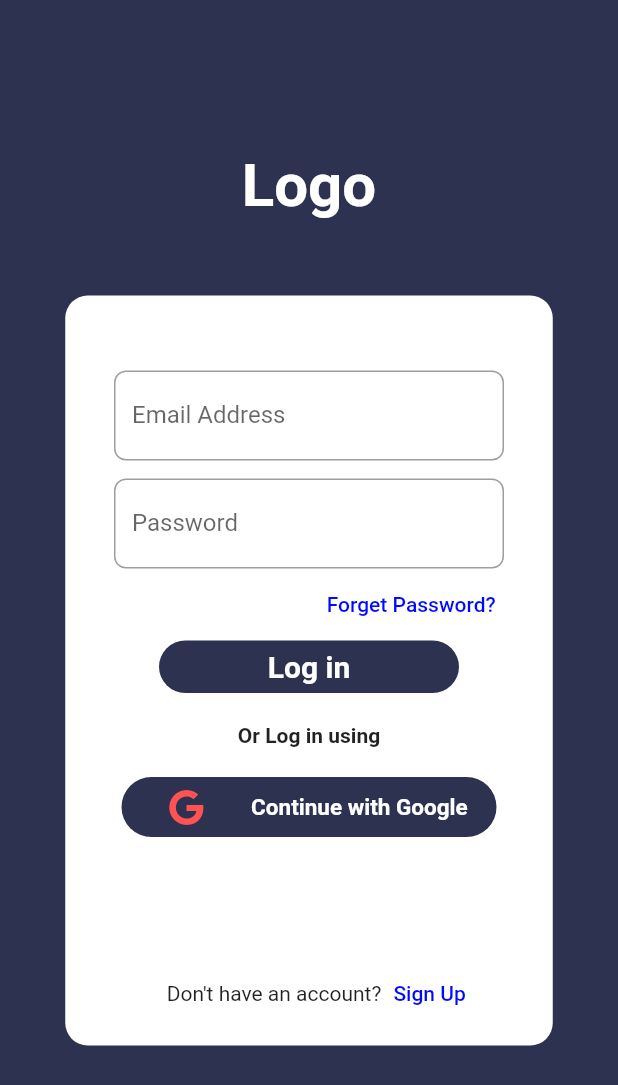
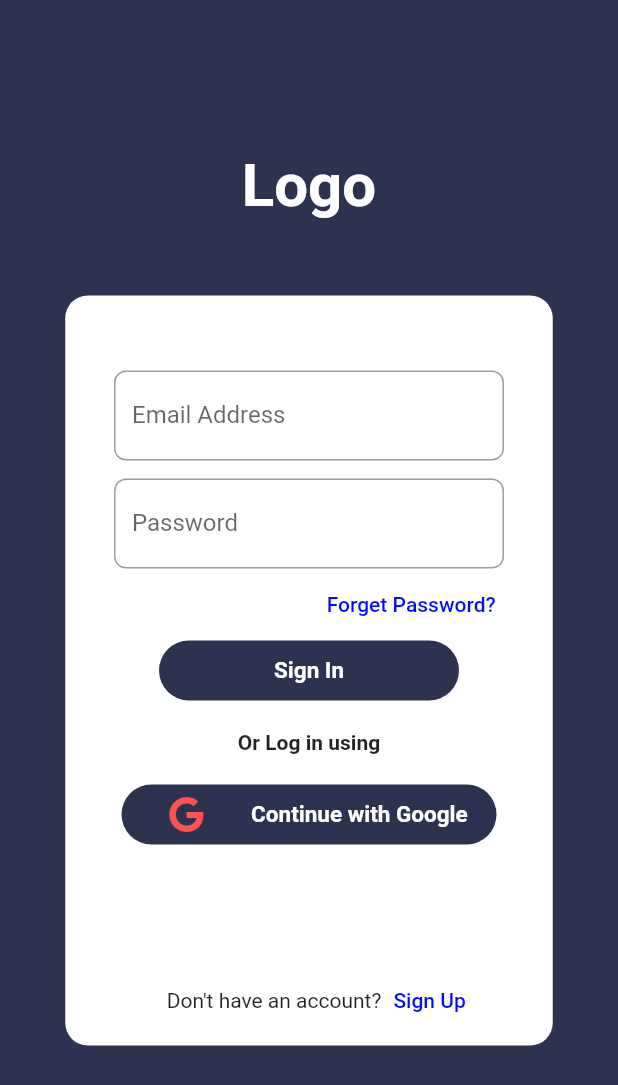
Before and after one commit to Scorpio0712/DeProject, a Flutter app: the screen it shows after launch, on a phone screen of 412 x 824 dp. Shown: the top 1085 px of the screen. Run offline on Flutter 3.47's test engine with Material 2 defaults, Android fonts, the phone set to English and light mode, and no system bars; our stand-ins replace font_awesome_flutter.

```diff
--- a/lib/LoginPage.dart
+++ b/lib/LoginPage.dart
@@ -2,6 +2,7 @@ import 'package:flutter/material.dart';
 import 'package:font_awesome_flutter/font_awesome_flutter.dart';
 
 import 'SignUpPage.dart';
+import 'HomePage.dart';
 
 class LoginPage extends StatelessWidget {
   const LoginPage({super.key});
@@ -98,25 +99,35 @@ class LoginPage extends StatelessWidget {
                       ],
                     ),
                   ),
-                  GestureDetector(
-                    child: Container(
+                  Container(
                     alignment: Alignment.center,
                     width: 200,
-                      height: 35,
+                    height: 40,
                     decoration: const BoxDecoration(
                       borderRadius: BorderRadius.all(Radius.circular(50)),
                       color: Color(0xFF2D3250),
                     ),
-                      child: const Padding(
-                        padding: EdgeInsets.all(2.5),
-                        child: Text(
-                          'Log in',
+                    child: Row(
+                      mainAxisAlignment: MainAxisAlignment.spaceEvenly,
+                      children: [
+                        TextButton(
+                          child: const Text(
+                            "Sign In",
                             style: TextStyle(
-                              color: Colors.white,
-                              fontSize: 20,
-                              fontWeight: FontWeight.bold),
+                              color: Color(0xFFFFFFFF),
+                              fontWeight: FontWeight.bold,
+                              fontSize: 15,
                             ),
                           ),
+                          onPressed: () {
+                            Navigator.push(
+                              context,
+                              MaterialPageRoute(
+                                  builder: (context) => const HomePage()),
+                            );
+                          },
+                        ),
+                      ],
                     ),
                   ),
                   const SizedBox(
--- a/lib/SignUpPage.dart
+++ b/lib/SignUpPage.dart
@@ -1,6 +1,6 @@
-import 'package:carrental_app/main.dart';
 import 'package:flutter/material.dart';
 import 'package:font_awesome_flutter/font_awesome_flutter.dart';
+
 
 class SignUpPage extends StatelessWidget {
   const SignUpPage({super.key});
--- a/lib/main.dart
+++ b/lib/main.dart
@@ -2,6 +2,7 @@ import 'package:flutter/material.dart';
 
 import 'LoginPage.dart';
 import 'SignUpPage.dart';
+import 'HomePage.dart';
 
 void main() {
   runApp(const MyApp());
@@ -18,6 +19,7 @@ class MyApp extends StatelessWidget {
       routes: {
         '/log-in' :(context) => LoginPage(),
         '/sign-up' :(context) => SignUpPage(),
+        '/home-page' :(context) => HomePage(),
       },
       home: LoginPage(),
     );
```
Also changed, not shown: lib/HomePage.dart (+158 -2 lines), pubspec.yaml (+5 -3 lines), images/1_Black_ABS.png (added), images/2.png (added), images/2_White_ABS.png (added), images/Color_Section_New_click_150i_blue_white.png (added), images/Color_Section_New_click_150i_white_red.png (added), images/yamaha-aerox-2021-700x525.png (added), lib/Car_InforPage.dart (added), pubspec.lock, 1 other file. Lines whose indentation alone changed are shown as unchanged.
